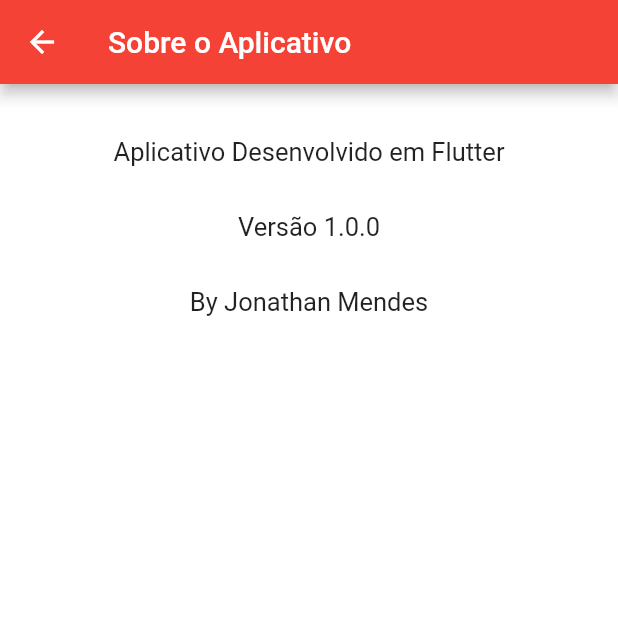
After one commit to Jonathan-Mendes/Flutter_App_AWS, a Flutter app: the AboutAppPage screen opened directly, on a phone screen of 412 x 824 dp, the top half of it. The commit adds this screen. Run offline on Flutter 3.47's test engine with Material 2 defaults, Android fonts, the phone set to English and light mode, and no system bars; our stand-ins replace flutter_masked_text2, flutter_money_formatter; network calls fail.

Commit message:
Final adjustments

```diff
--- /dev/null
+++ b/aws_project/lib/views/pages/aboutAppPage.dart
@@ -0,0 +1,51 @@
+import 'dart:async';
+import 'package:flutter/material.dart';
+
+class AboutAppPage extends StatefulWidget {
+  const AboutAppPage({Key? key}) : super(key: key);
+
+  @override
+  State<StatefulWidget> createState() {
+    return new _AboutAppState();
+  }
+}
+
+class _AboutAppState extends State<AboutAppPage> {
+  // View
+  @override
+  Widget build(BuildContext context) {
+    return _createProductConstruct();
+  }
+
+  Widget _createProductConstruct() {
+    return Scaffold(
+        resizeToAvoidBottomInset: false,
+        appBar: AppBar(
+          title: Text('Sobre o Aplicativo'),
+        ),
+        body: Container(color: Colors.white, child: _bodyConstruct()));
+  }
+
+  Widget _bodyConstruct() {
+    return Center(
+        child: Column(children: <Widget>[
+      Padding(
+          padding: const EdgeInsets.all(20),
+          child: Column(
+            children: <Widget>[
+              Padding(
+                  padding: const EdgeInsets.symmetric(vertical: 15),
+                  child: Text('Aplicativo Desenvolvido em Flutter',
+                      style: TextStyle(fontSize: 17))),
+              Padding(
+                  padding: const EdgeInsets.symmetric(vertical: 15),
+                  child: Text('Versão 1.0.0', style: TextStyle(fontSize: 17))),
+              Padding(
+                  padding: const EdgeInsets.symmetric(vertical: 15),
+                  child: Text('By Jonathan Mendes',
+                      style: TextStyle(fontSize: 17))),
+            ],
+          )),
+    ]));
+  }
+}
--- a/aws_project/lib/views/pages/createProductPage.dart
+++ b/aws_project/lib/views/pages/createProductPage.dart
@@ -10,11 +10,11 @@ class CreateProductPage extends StatefulWidget {
 
   @override
   State<StatefulWidget> createState() {
-    return new _CreateProductPageState();
+    return new _CreateProductState();
   }
 }
 
-class _CreateProductPageState extends State<CreateProductPage> {
+class _CreateProductState extends State<CreateProductPage> {
   // Variables
   final FormatUtil formatUtil = new FormatUtil();
   final ProductController productController = new ProductController();
--- a/aws_project/lib/views/pages/editProductPage.dart
+++ b/aws_project/lib/views/pages/editProductPage.dart
@@ -12,11 +12,11 @@ class EditProductPage extends StatefulWidget {
 
   @override
   State<StatefulWidget> createState() {
-    return new _EditProductPageState();
+    return new _EditProductState();
   }
 }
 
-class _EditProductPageState extends State<EditProductPage> {
+class _EditProductState extends State<EditProductPage> {
   // Variables
   bool _edited = false;
   final FormatUtil formatUtil = new FormatUtil();
```
Also changed, not shown: aws_project/lib/views/pages/homePage.dart (+17 -10 lines), 2 other files.
